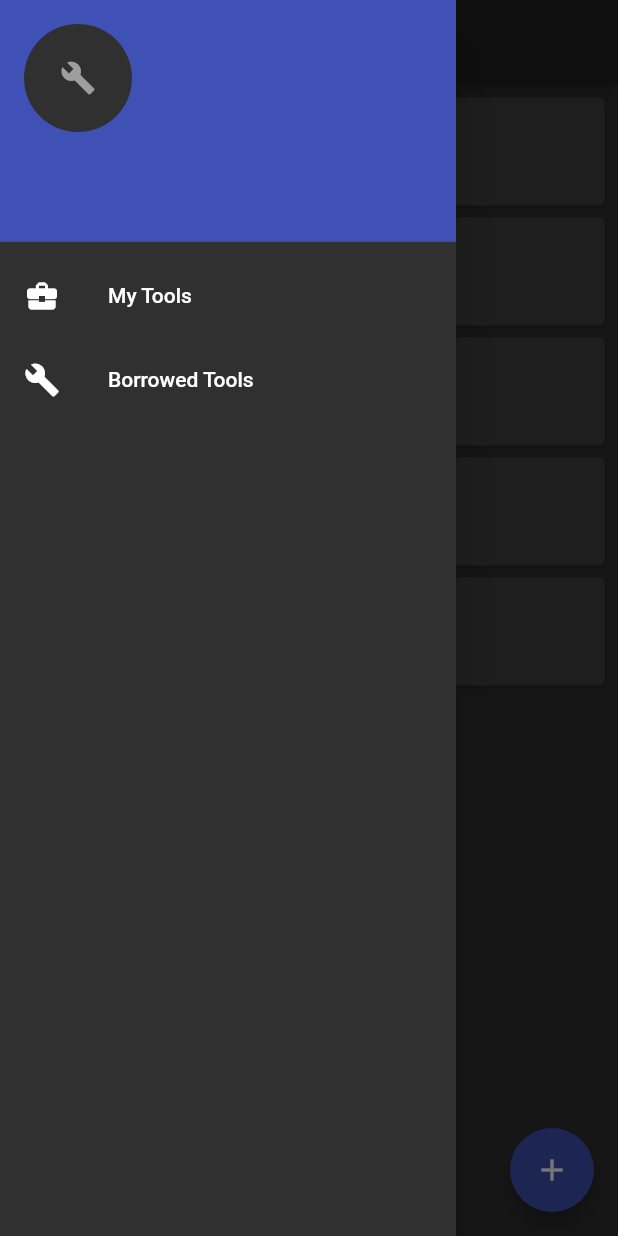
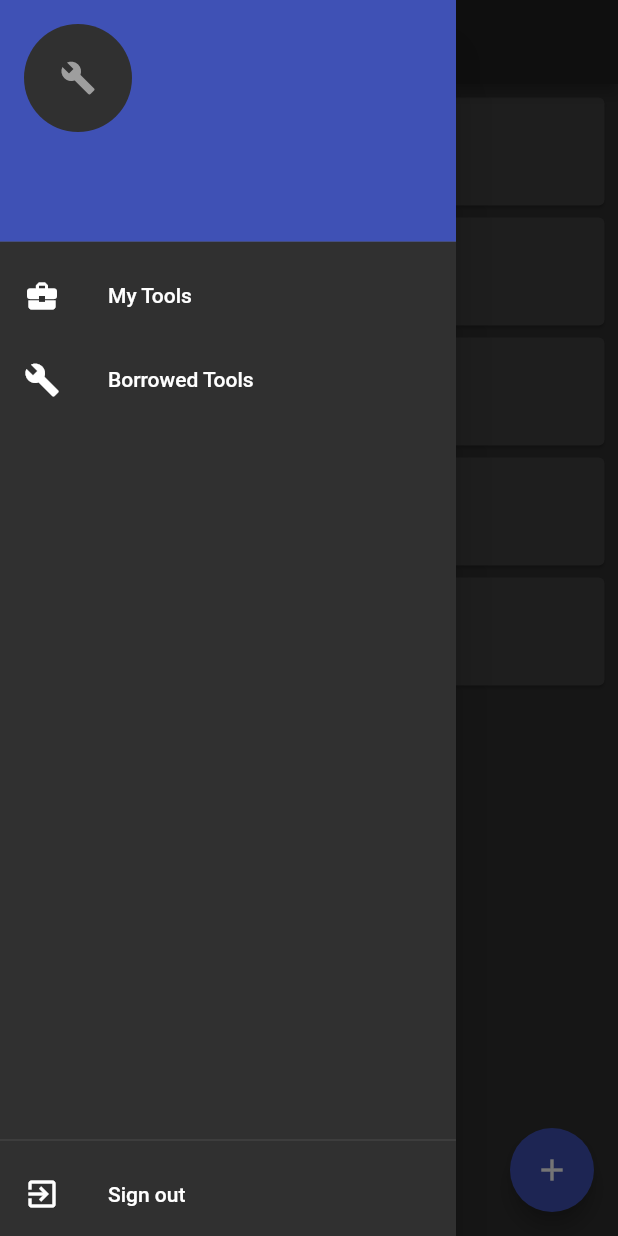
Before and after one commit to mjansen4857/tool_organizer, a Flutter app: the HomePage screen opened directly with empty values, with the side drawer open, on a phone screen of 412 x 824 dp. Run offline on Flutter 3.47's test engine with Material 2 defaults, Android fonts, the phone set to English and light mode, and no system bars; missing offline and left inert: postgres.

Commit message:
use database to sign in + sign out button

```diff
--- a/lib/pages/home_page.dart
+++ b/lib/pages/home_page.dart
@@ -6,8 +6,10 @@ enum PageState { MY_TOOLS, BORROWED_TOOLS }
 
 class HomePage extends StatefulWidget {
   final String username;
+  final String fullname;
+  final VoidCallback logoutCallback;
 
-  HomePage({this.username});
+  HomePage({this.username, this.fullname, this.logoutCallback});
 
   @override
   State<StatefulWidget> createState() => _HomePageState();
@@ -49,12 +51,15 @@ class _HomePageState extends State<HomePage> {
 
   Widget buildDrawer() {
     return Drawer(
+      child: Column(
+        children: <Widget>[
+          Expanded(
             child: ListView(
               padding: EdgeInsets.zero,
               children: <Widget>[
                 UserAccountsDrawerHeader(
-            accountEmail: null,
-            accountName: Text(widget.username),
+                  accountEmail: Text(widget.username),
+                  accountName: Text(widget.fullname),
                   currentAccountPicture: CircleAvatar(
                     backgroundColor: Colors.grey[850],
                     child: Icon(
@@ -89,6 +94,26 @@ class _HomePageState extends State<HomePage> {
                 ),
               ],
             ),
+          ),
+          Container(
+            child: Align(
+              alignment: FractionalOffset.bottomCenter,
+              child: Container(
+                child: Column(
+                  children: <Widget>[
+                    Divider(),
+                    ListTile(
+                      leading: Icon(Icons.exit_to_app),
+                      title: Text('Sign out'),
+                      onTap: widget.logoutCallback,
+                    ),
+                  ],
+                ),
+              ),
+            ),
+          ),
+        ],
+      ),
     );
   }
 }
```
Also changed, not shown: lib/pages/login_page.dart (+33 -3 lines), lib/pages/root_page.dart (+23 -14 lines), lib/services/database.dart (+14 -1 lines). Lines whose indentation alone changed are shown as unchanged.
